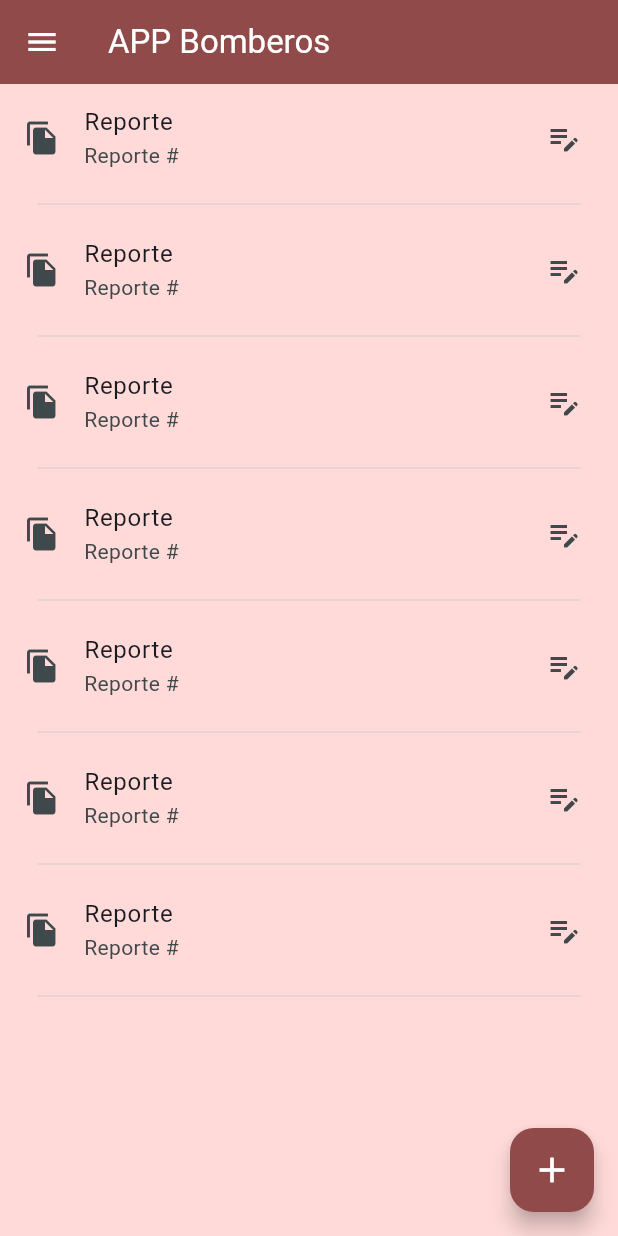
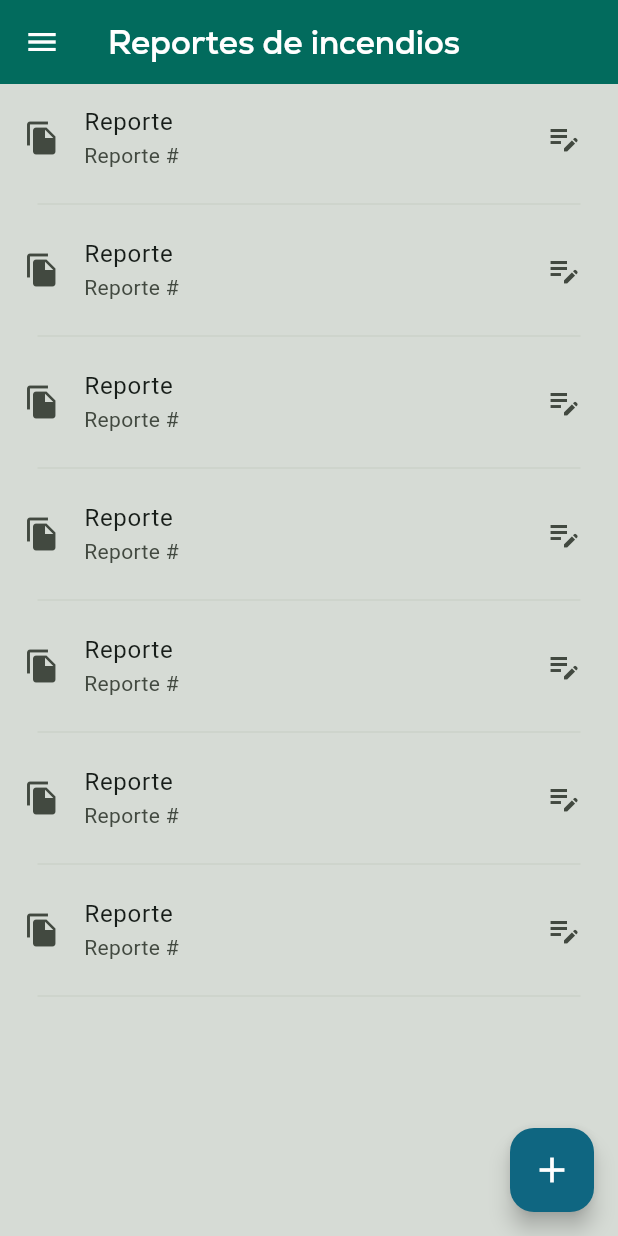
Before and after one commit to RodeMoon/thank_you_rob_halford, a Flutter app: the screen it shows after launch, after a tap on "Iniciar sesión", on a phone screen of 412 x 824 dp. Run offline on Flutter 3.47's test engine with Material 3 defaults, Android fonts, the phone set to English and light mode, and no system bars.

Commit message:
fuentes, color nya

```diff
--- a/lib/components/my_button.dart
+++ b/lib/components/my_button.dart
@@ -1,13 +1,12 @@
 import 'package:flutter/material.dart';
 
 class MyButton extends StatelessWidget {
-   MyButton({super.key, required this.onTap});
+  const MyButton({super.key, required this.onTap});
 
   final Function()? onTap;
 
   @override
   Widget build(BuildContext context) {
-
     final defaultColorScheme = Theme.of(context).colorScheme;
     return GestureDetector(
       onTap: onTap,
@@ -16,16 +15,17 @@ class MyButton extends StatelessWidget {
         margin: const EdgeInsets.symmetric(horizontal: 25),
         decoration: BoxDecoration(
           //color: const Color(0x91FF4444),
-          color: defaultColorScheme.tertiary,
+          color: defaultColorScheme.primary,
           borderRadius: BorderRadius.circular(8),
         ),
         child: const Center(
           child: Text(
             'Iniciar sesión',
             style: TextStyle(
-                color: Colors.white,
-                fontWeight: FontWeight.bold,
-                fontSize: 16
+              fontFamily: 'NexaTextDemo',
+              fontWeight: FontWeight.w700,
+              fontSize: 17,
+              color: Colors.white,
             ),
           ),
         ),
--- a/lib/screens/dashboard_screen.dart
+++ b/lib/screens/dashboard_screen.dart
@@ -21,11 +21,11 @@ class _DashboardScreenState extends State<DashboardScreen> {
     final defaultColorScheme = Theme.of(context).colorScheme;
 
     return Scaffold(
-      backgroundColor: defaultColorScheme.primaryContainer,
+      backgroundColor: defaultColorScheme.surfaceDim,
       key: _scaffoldKey,
       // Asigna la clave al Scaffold
       appBar: AppBar(
-        backgroundColor: defaultColorScheme.primary,
+        backgroundColor: defaultColorScheme.secondary,
         leading: IconButton(
           onPressed: () {
             _scaffoldKey.currentState?.openDrawer(); // Abre el drawer
@@ -36,10 +36,13 @@ class _DashboardScreenState extends State<DashboardScreen> {
           ),
         ),
         title: Text(
-          "APP Bomberos",
-          style: TextStyle(color: defaultColorScheme.onPrimary),
+          "Reportes de incendios",
+          style: TextStyle(
+              fontFamily: 'NexaDemo',
+              fontWeight: FontWeight.bold,
+              color: defaultColorScheme.onPrimary),
         ),
-        actions: [
+        actions: const [
           /*GestureDetector(
             onTap: () {},
             child: MouseRegion(
@@ -114,6 +117,15 @@ class _DashboardScreenState extends State<DashboardScreen> {
             leading: const Icon(Icons.room_preferences),
             trailing: const Icon(Icons.arrow_forward_ios_sharp),
           ),
+          ListTile(
+            onTap: () {
+              //Navigator.pushNamed(context, "/settings_drawer");
+            },
+            title: const Text("Acerca de"),
+            subtitle: const Text("Versión 1.0"),
+            leading: const Icon(Icons.info),
+            trailing: const Icon(Icons.arrow_forward_ios_sharp),
+          ),
           const Padding(
               padding: EdgeInsets.all(8),
               child: Divider(
@@ -128,7 +140,7 @@ class _DashboardScreenState extends State<DashboardScreen> {
                   MaterialPageRoute(builder: (context) => const LoginScreen()),
                   ModalRoute.withName("/login"));
             },
-            title: const Text("Cerrar Sesión"),
+            title: const Text("Cerrar sesión"),
             //subtitle: const Text("Tema / Fuente"),
             leading: const Icon(Icons.logout),
             trailing: const Icon(Icons.arrow_forward_ios_sharp),
--- a/lib/screens/login_screen.dart
+++ b/lib/screens/login_screen.dart
@@ -10,112 +10,93 @@ class LoginScreen extends StatefulWidget {
 }
 
 class _LoginScreenState extends State<LoginScreen> {
-  //
-  bool isLoading = false;
-
-  @override
-  Widget build(BuildContext context) {
-    final defaultColorScheme = Theme.of(context).colorScheme;
-    final currentWidth = MediaQuery.of(context).size.width;
-
-    //  Controllers
   final txtUserController = TextEditingController();
   final txtpWDController = TextEditingController();
 
-    //  Iniciar Sesion Metodo
   void signInUser() {
     Navigator.pushNamed(context, "/home");
   }
 
+  @override
+  Widget build(BuildContext context) {
     return Scaffold(
-        body: SafeArea(
+      body: Stack(
+        children: [
+          // Fondo con GIF
+          Image.asset(
+            'assets/background.gif', // GIF
+            fit: BoxFit.cover,
+            width: double.infinity,
+            height: double.infinity,
+          ),
+          SafeArea(
             child: Center(
               child: Column(
                 children: [
-          const SizedBox(
-            height: 50,
-          ),
-          //  LOGO
+                  const SizedBox(height: 50),
                   Image.asset(
-            "assets/bombero_icon_logo.png",
+                    "assets/fireman_hat.png",
                     width: 200,
                   ),
-          const SizedBox(
-            height: 50,
-          ),
-
-          //  SALUDO
-          const Text(
-            'Bienvenido',
-            style: TextStyle(color: Colors.grey, fontSize: 32),
-          ),
-          const SizedBox(
-            height: 25,
-          ),
-
-          //  TEXTFIELD USUARIO
+                  const SizedBox(height: 50),
+                  const Text('¡Bienvenido!',
+                      style: TextStyle(
+                        fontFamily: 'NexaDemo',
+                        fontWeight: FontWeight.w700,
+                        color: Colors.white,
+                        fontSize: 32,
+                      )),
+                  const SizedBox(height: 25),
                   MyTextField(
                     controller: txtUserController,
                     obscureText: false,
                     hintText: 'Usuario',
                   ),
-
-          const SizedBox(
-            height: 10,
-          ),
-
-          //  TEXTFIELD PASSWORD
+                  const SizedBox(height: 10),
                   MyTextField(
                     controller: txtpWDController,
                     hintText: 'Contraseña',
                     obscureText: true,
                   ),
-
-          const SizedBox(
-            height: 10,
-          ),
-
-          //  OLVIDO CONTRASENA
+                  const SizedBox(height: 10),
                   const Padding(
                     padding: EdgeInsets.symmetric(horizontal: 25.0),
                     child: Row(
                       mainAxisAlignment: MainAxisAlignment.end,
                       children: [
-                Text('¿Olvidó su contraseña?'),
+                        Text(
+                          '¿Olvidó su contraseña?',
+                          style: TextStyle(
+                            fontFamily: 'NexaDemo',
+                            fontWeight: FontWeight.w300,
+                            fontSize: 15,
+                            color: Colors.white,
+                          ),
+                        ),
                       ],
                     ),
                   ),
-
-          const SizedBox(
-            height: 75,
-          ),
-
-          //  SIGN IN BUTTON
-          MyButton(
-            onTap: signInUser,
-          ),
-
-          const SizedBox(
-            height: 50,
-          ),
-
-          //  REGISTER BUTTON
+                  const SizedBox(height: 75),
+                  MyButton(onTap: signInUser),
+                  const SizedBox(height: 50),
                   const Row(
                     mainAxisAlignment: MainAxisAlignment.center,
                     children: [
                       Text('¿No está registrado?'),
-              SizedBox(
-                width: 4,
+                      SizedBox(width: 4),
+                      Text(
+                        'Regístrese ahora',
+                        style: TextStyle(
+                            color: Colors.black, fontWeight: FontWeight.bold),
                       ),
-              Text(
-                'Registrece ahora',
-                style:
-                    TextStyle(color: Colors.blue, fontWeight: FontWeight.bold),
-              )
-            ],
-          )
                     ],
                   ),
-    )));
+                ],
+              ),
+            ),
+          ),
+        ],
+      ),
+    );
   }
 }
```
Also changed, not shown: lib/utils/theme.dart (+271 -271 lines), pubspec.yaml (+13 -0 lines), assets/background.gif (added), assets/fireman_hat.png (added), assets/fonts/NexaDemo-Bold.ttf (added), assets/fonts/NexaDemo-Light.ttf (added), assets/fonts/NexaTextDemo-Bold.ttf (added), assets/fonts/NexaTextDemo-Light.ttf (added). Lines whose indentation alone changed are shown as unchanged.
